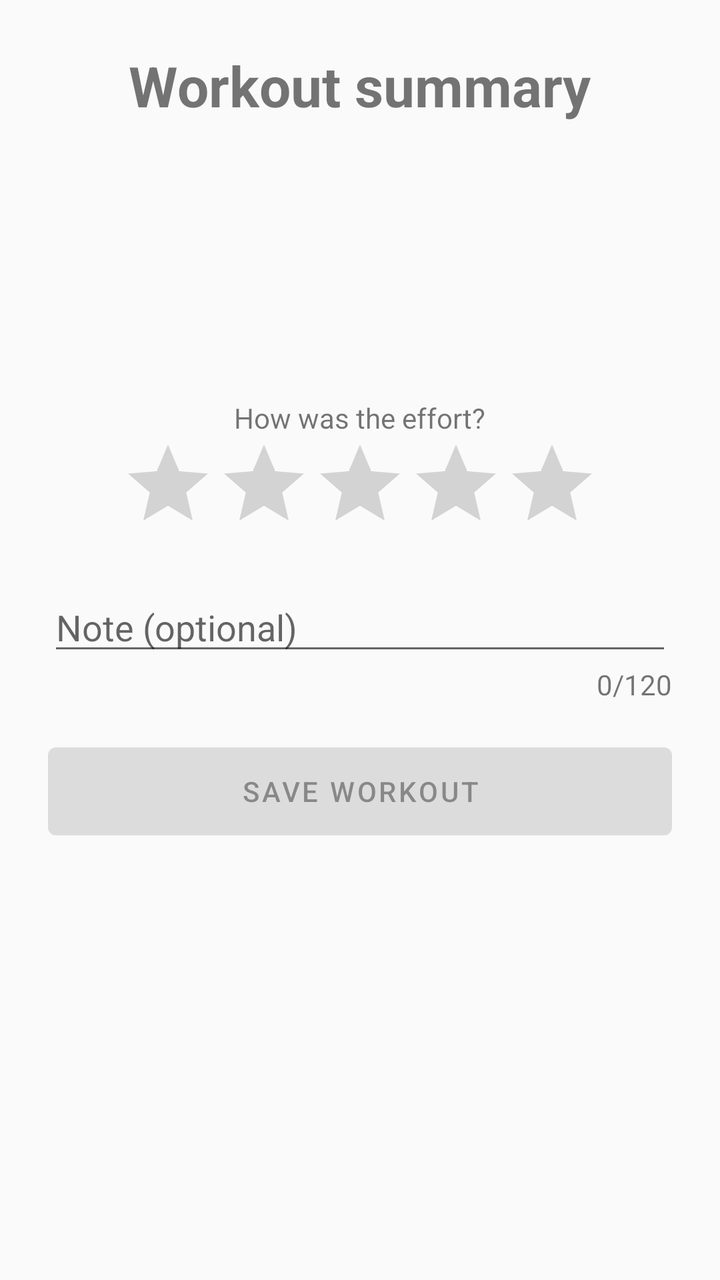
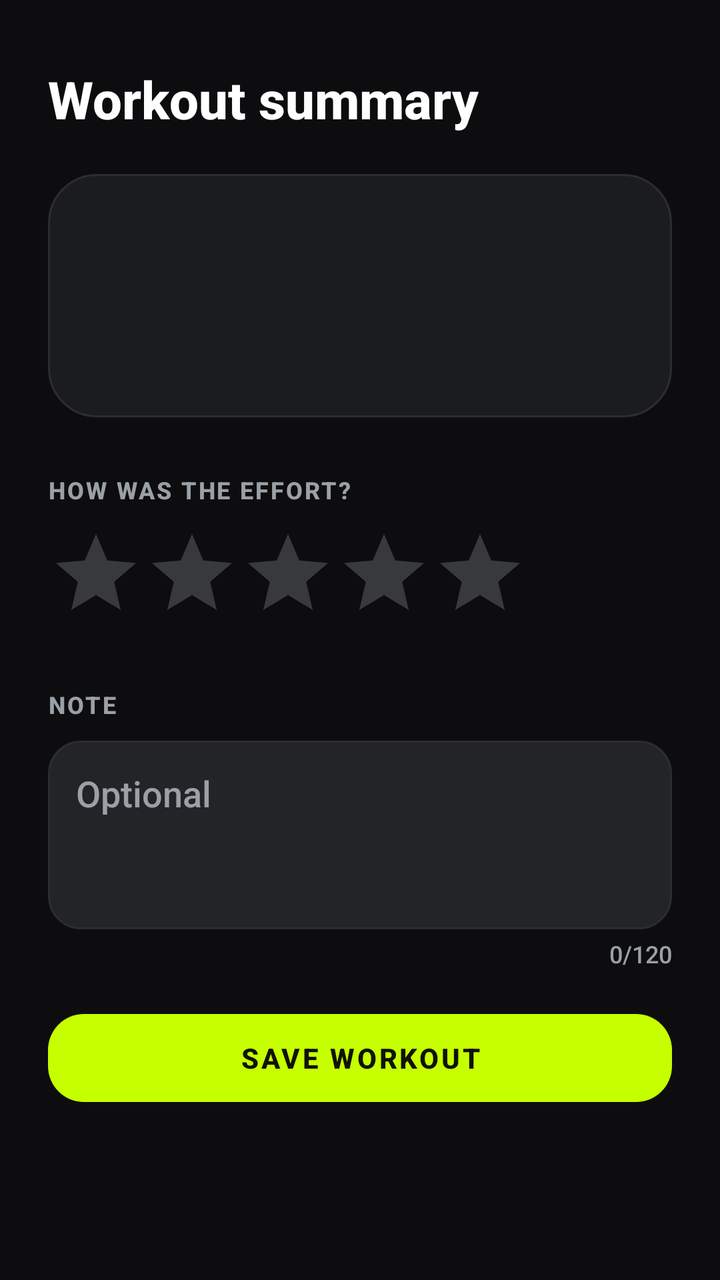

An Android layout rendered at two revisions. The XML below is the earlier revision; the diff shows what the commit changed to produce the second picture.
<!-- AndroidManifest.xml: application theme Theme.FitPocket -->
<!-- res/layout/activity_summary.xml -->
<?xml version="1.0" encoding="utf-8"?>
<LinearLayout xmlns:android="http://schemas.android.com/apk/res/android"
    android:layout_width="match_parent"
    android:layout_height="match_parent"
    android:gravity="center_horizontal"
    android:orientation="vertical"
    android:padding="24dp">

    <TextView
        android:layout_width="wrap_content"
        android:layout_height="wrap_content"
        android:text="Workout summary"
        android:textSize="28sp"
        android:textStyle="bold" />

    <TextView
        android:id="@+id/tvExercise"
        android:layout_width="wrap_content"
        android:layout_height="wrap_content"
        android:layout_marginTop="24dp"
        android:textSize="22sp" />

    <TextView
        android:id="@+id/tvReps"
        android:layout_width="wrap_content"
        android:layout_height="wrap_content"
        android:layout_marginTop="8dp"
        android:textSize="18sp" />

    <TextView
        android:id="@+id/tvTime"
        android:layout_width="wrap_content"
        android:layout_height="wrap_content"
        android:layout_marginTop="4dp"
        android:textSize="18sp" />

    <TextView
        android:layout_width="wrap_content"
        android:layout_height="wrap_content"
        android:layout_marginTop="24dp"
        android:text="How was the effort?" />

    <RatingBar
        android:id="@+id/ratingEffort"
        android:layout_width="wrap_content"
        android:layout_height="wrap_content"
        android:numStars="5"
        android:stepSize="1" />

    <EditText
        android:id="@+id/etNote"
        android:layout_width="match_parent"
        android:layout_height="wrap_content"
        android:layout_marginTop="16dp"
        android:hint="Note (optional)"
        android:inputType="textMultiLine"
        android:maxLength="120" />

    <TextView
        android:id="@+id/tvCounter"
        android:layout_width="wrap_content"
        android:layout_height="wrap_content"
        android:layout_gravity="end"
        android:text="0/120" />

    <Button
        android:id="@+id/btnSave"
        android:layout_width="match_parent"
        android:layout_height="56dp"
        android:layout_marginTop="16dp"
        android:enabled="false"
        android:text="Save workout" />
</LinearLayout>
<!-- resources referenced by this layout -->
<resources>
  <style name="Theme.FitPocket" parent="Theme.MaterialComponents.Light.NoActionBar">
          <item name="colorPrimary">@color/primary</item>
          <item name="colorPrimaryDark">@color/primary_dark</item>
          <item name="colorAccent">@color/accent</item>
          <item name="android:statusBarColor">@color/primary_dark</item>
          <item name="android:windowBackground">@color/background</item>
      </style>
  <color name="primary">#2E7D32</color>
  <color name="primary_dark">#1B5E20</color>
  <color name="accent">#66BB6A</color>
  <color name="background">#FAFAFA</color>
</resources>

<!-- the commit's change to res/layout/activity_summary.xml (unified diff, before → after) -->
@@ -1,73 +1,128 @@
 <?xml version="1.0" encoding="utf-8"?>
-<LinearLayout xmlns:android="http://schemas.android.com/apk/res/android"
+<FrameLayout xmlns:android="http://schemas.android.com/apk/res/android"
+    xmlns:app="http://schemas.android.com/apk/res-auto"
     android:layout_width="match_parent"
     android:layout_height="match_parent"
-    android:gravity="center_horizontal"
-    android:orientation="vertical"
-    android:padding="24dp">
+    android:background="@color/background">
 
-    <TextView
-        android:layout_width="wrap_content"
-        android:layout_height="wrap_content"
-        android:text="Workout summary"
-        android:textSize="28sp"
-        android:textStyle="bold" />
+    <ScrollView
+        android:layout_width="match_parent"
+        android:layout_height="match_parent"
+        android:fillViewport="true">
 
-    <TextView
-        android:id="@+id/tvExercise"
-        android:layout_width="wrap_content"
-        android:layout_height="wrap_content"
-        android:layout_marginTop="24dp"
-        android:textSize="22sp" />
+        <LinearLayout
+            android:layout_width="match_parent"
+            android:layout_height="wrap_content"
+            android:orientation="vertical"
+            android:padding="24dp">
 
-    <TextView
-        android:id="@+id/tvReps"
-        android:layout_width="wrap_content"
-        android:layout_height="wrap_content"
-        android:layout_marginTop="8dp"
-        android:textSize="18sp" />
+            <TextView
+                android:layout_width="match_parent"
+                android:layout_height="wrap_content"
+                android:layout_marginTop="8dp"
+                android:text="Workout summary"
+                android:textColor="@color/text_primary"
+                android:textSize="26sp"
+                android:textStyle="bold" />
 
-    <TextView
-        android:id="@+id/tvTime"
-        android:layout_width="wrap_content"
-        android:layout_height="wrap_content"
-        android:layout_marginTop="4dp"
-        android:textSize="18sp" />
+            <LinearLayout
+                android:layout_width="match_parent"
+                android:layout_height="wrap_content"
+                android:layout_marginTop="20dp"
+                android:background="@drawable/bg_card"
+                android:orientation="vertical"
+                android:padding="20dp">
 
-    <TextView
-        android:layout_width="wrap_content"
-        android:layout_height="wrap_content"
-        android:layout_marginTop="24dp"
-        android:text="How was the effort?" />
+                <TextView
+                    android:id="@+id/tvExercise"
+                    android:layout_width="wrap_content"
+                    android:layout_height="wrap_content"
+                    android:textColor="@color/primary"
+                    android:textSize="20sp"
+                    android:textStyle="bold" />
 
-    <RatingBar
-        android:id="@+id/ratingEffort"
-        android:layout_width="wrap_content"
-        android:layout_height="wrap_content"
-        android:numStars="5"
-        android:stepSize="1" />
+                <TextView
+                    android:id="@+id/tvReps"
+                    android:layout_width="wrap_content"
+                    android:layout_height="wrap_content"
+                    android:layout_marginTop="10dp"
+                    android:textColor="@color/text_primary"
+                    android:textSize="16sp" />
 
-    <EditText
-        android:id="@+id/etNote"
-        android:layout_width="match_parent"
-        android:layout_height="wrap_content"
-        android:layout_marginTop="16dp"
-        android:hint="Note (optional)"
-        android:inputType="textMultiLine"
-        android:maxLength="120" />
+                <TextView
+                    android:id="@+id/tvTime"
+                    android:layout_width="wrap_content"
+                    android:layout_height="wrap_content"
+                    android:layout_marginTop="4dp"
+                    android:textColor="@color/text_secondary"
+                    android:textSize="14sp" />
+            </LinearLayout>
 
-    <TextView
-        android:id="@+id/tvCounter"
-        android:layout_width="wrap_content"
-        android:layout_height="wrap_content"
-        android:layout_gravity="end"
-        android:text="0/120" />
+            <TextView
+                android:layout_width="match_parent"
+                android:layout_height="wrap_content"
+                android:layout_marginTop="28dp"
+                android:letterSpacing="0.08"
+                android:text="HOW WAS THE EFFORT?"
+                android:textColor="@color/text_secondary"
+                android:textSize="12sp"
+                android:textStyle="bold" />
 
-    <Button
-        android:id="@+id/btnSave"
-        android:layout_width="match_parent"
-        android:layout_height="56dp"
-        android:layout_marginTop="16dp"
-        android:enabled="false"
-        android:text="Save workout" />
-</LinearLayout>
+            <RatingBar
+                android:id="@+id/ratingEffort"
+                android:layout_width="wrap_content"
+                android:layout_height="wrap_content"
+                android:layout_gravity="start"
+                android:layout_marginTop="10dp"
+                android:numStars="5"
+                android:stepSize="1" />
+
+            <TextView
+                android:layout_width="match_parent"
+                android:layout_height="wrap_content"
+                android:layout_marginTop="24dp"
+                android:letterSpacing="0.08"
+                android:text="NOTE"
+                android:textColor="@color/text_secondary"
+                android:textSize="12sp"
+                android:textStyle="bold" />
+
+            <EditText
+                android:id="@+id/etNote"
+                android:layout_width="match_parent"
+                android:layout_height="wrap_content"
+                android:layout_marginTop="10dp"
+                android:background="@drawable/bg_input"
+                android:gravity="top|start"
+                android:hint="Optional"
+                android:inputType="textMultiLine"
+                android:maxLength="120"
+                android:minLines="3"
+                android:padding="14dp"
+                android:textColor="@color/text_primary"
+                android:textColorHint="@color/text_secondary" />
+
+            <TextView
+                android:id="@+id/tvCounter"
+                android:layout_width="match_parent"
+                android:layout_height="wrap_content"
+                android:layout_marginTop="4dp"
+                android:gravity="end"
+                android:text="0/120"
+                android:textColor="@color/text_secondary"
+                android:textSize="12sp" />
+
+            <com.google.android.material.button.MaterialButton
+                android:id="@+id/btnSave"
+                android:layout_width="match_parent"
+                android:layout_height="56dp"
+                android:layout_marginTop="16dp"
+                android:enabled="false"
+                android:text="Save workout"
+                android:textColor="@color/text_on_accent"
+                android:textStyle="bold"
+                app:backgroundTint="@color/primary"
+                app:cornerRadius="18dp" />
+        </LinearLayout>
+    </ScrollView>
+</FrameLayout>
<!-- resource entries referenced after the edit -->
@@ -1,15 +1,40 @@
 <!-- resources referenced by this layout -->
 <resources>
-  <style name="Theme.FitPocket" parent="Theme.MaterialComponents.Light.NoActionBar">
+  <style name="Theme.FitPocket" parent="Theme.MaterialComponents.NoActionBar">
           <item name="colorPrimary">@color/primary</item>
-          <item name="colorPrimaryDark">@color/primary_dark</item>
+          <item name="colorPrimaryDark">@color/background</item>
           <item name="colorAccent">@color/accent</item>
-          <item name="android:statusBarColor">@color/primary_dark</item>
+          <item name="colorSurface">@color/surface</item>
+          <item name="colorOnSurface">@color/text_primary</item>
+          <item name="android:statusBarColor">@color/background</item>
           <item name="android:windowBackground">@color/background</item>
+          <item name="android:textColorPrimary">@color/text_primary</item>
+          <item name="android:textColorSecondary">@color/text_secondary</item>
+          <item name="android:textColorHint">@color/text_secondary</item>
+          <item name="android:fontFamily">sans-serif-medium</item>
       </style>
-  <color name="primary">#2E7D32</color>
-  <color name="primary_dark">#1B5E20</color>
-  <color name="accent">#66BB6A</color>
-  <color name="background">#FAFAFA</color>
+  <color name="surface">#1B1C1F</color>
+  <color name="stroke">#2C2D31</color>
+  <color name="surface_alt">#232427</color>
+  <color name="primary">#C6FF00</color>
+  <color name="text_on_accent">#101204</color>
+  <color name="text_primary">#FFFFFF</color>
+  <color name="text_secondary">#9AA0A6</color>
+  <!-- drawable bg_card (drawable) -->
+  <?xml version="1.0" encoding="utf-8"?>
+  <shape xmlns:android="http://schemas.android.com/apk/res/android" android:shape="rectangle">
+      <solid android:color="@color/surface" />
+      <corners android:radius="24dp" />
+      <stroke android:width="1dp" android:color="@color/stroke" />
+  </shape>
+  <!-- drawable bg_input (drawable) -->
+  <?xml version="1.0" encoding="utf-8"?>
+  <shape xmlns:android="http://schemas.android.com/apk/res/android" android:shape="rectangle">
+      <solid android:color="@color/surface_alt" />
+      <corners android:radius="16dp" />
+      <stroke android:width="1dp" android:color="@color/stroke" />
+  </shape>
+  <color name="accent">#C6FF00</color>
+  <color name="background">#0D0D0F</color>
 </resources>
 
